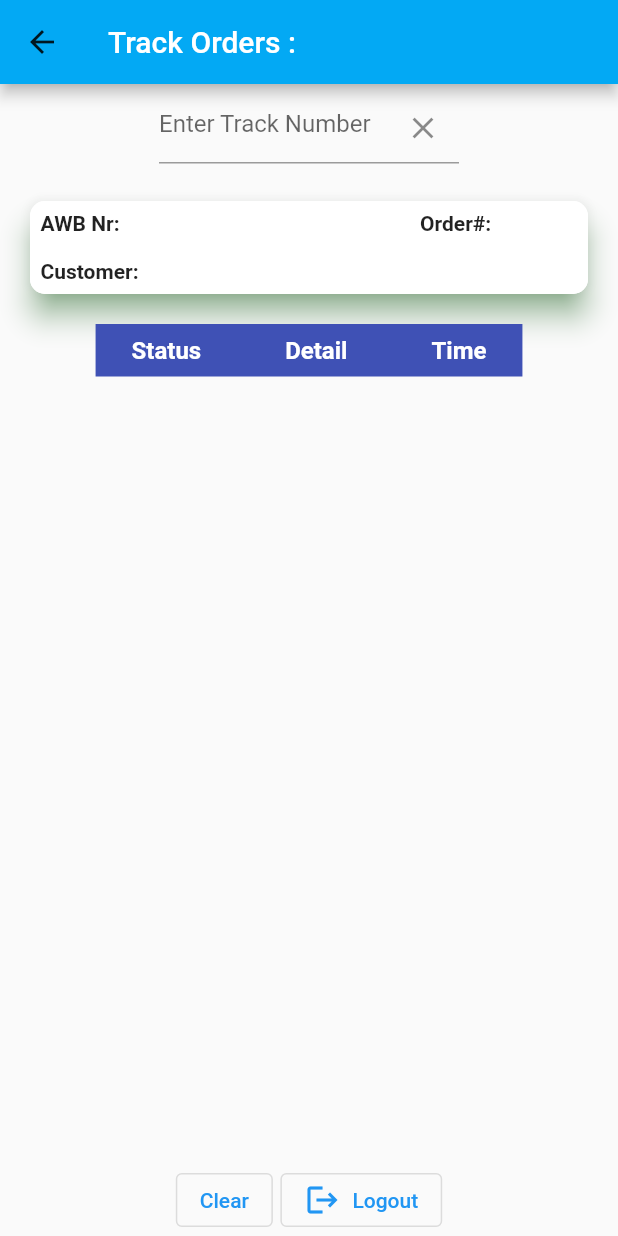
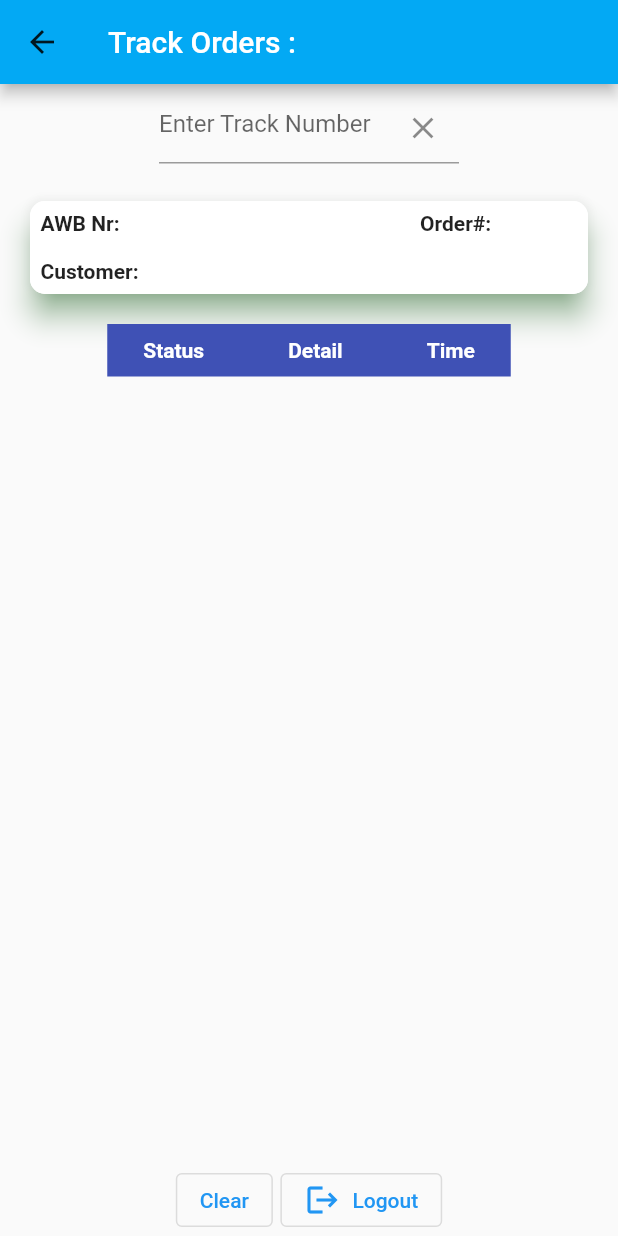
Before and after one commit to subashnair/salt_track, a Flutter app: the Tracker screen opened directly with empty values, on a phone screen of 412 x 824 dp. Run offline on Flutter 3.47's test engine with Material 2 defaults, Android fonts, the phone set to English and light mode, and no system bars.

Commit message:
font changes

```diff
--- a/lib/constants.dart
+++ b/lib/constants.dart
@@ -2,4 +2,4 @@ import 'package:flutter/material.dart';
 
 const kPrimaryColor = Colors.lightBlue;
 const kPrimaryLightColor = Color(0xFFF1E6FF);
-const kTableHeaderTextStyle = TextStyle(fontWeight: FontWeight.bold , fontSize:16.0,);
+const kTableHeaderTextStyle = TextStyle(fontWeight: FontWeight.bold , fontSize:14.0,);
--- a/lib/pages/track_trace.dart
+++ b/lib/pages/track_trace.dart
@@ -84,9 +84,12 @@ class _TrackerState extends State<Tracker> {
                     return null; // Use default value for other states and odd rows.
                   }),
               cells: <DataCell>[
-                DataCell(SizedBox(width:  58,child: Text(order.statuses![index].status))),
-                DataCell(SizedBox(width: 100,child: Text(order.statuses![index].detail))),
-                DataCell(SizedBox(width:  70,child: Text(DateFormat.yMd().add_jm().format(order.statuses![index].timeStamp)))),
+                DataCell(SizedBox(width:  60,child: Text(order.statuses![index].status,
+                  style: const TextStyle(fontSize: 11 ), ))),
+                DataCell(SizedBox(width: 100,child: Text(order.statuses![index].detail,
+                  style: const TextStyle(fontSize: 10 ), ))),
+                DataCell(SizedBox(width:  70,child: Text(DateFormat.yMd().add_jm().format(order.statuses![index].timeStamp),
+                  style: const TextStyle(fontSize: 11 ), ))),
               ]
           ),
         );
@@ -143,10 +146,10 @@ class _TrackerState extends State<Tracker> {
                     children: [
                       TableRow(
                         children: [
-                          TableCell(child: Text('AWB Nr:', style: TextStyle (fontWeight:FontWeight.bold))),
-                          TableCell(child: Text(this.awb_nr)),
-                          TableCell(child: Text('Order#:', style: TextStyle (fontWeight:FontWeight.bold))),
-                          TableCell(child: Text(this.order_num))
+                          TableCell(child: Text('AWB Nr:', style: TextStyle (fontWeight:FontWeight.bold,fontSize: 14))),
+                          TableCell(child: Text(this.awb_nr, style: TextStyle(fontSize: 14))),
+                          TableCell(child: Text('Order#:', style: TextStyle (fontWeight:FontWeight.bold, fontSize: 14))),
+                          TableCell(child: Text(this.order_num, style: TextStyle(fontSize: 14)))
                         ]
                       ),
                       TableRow(
```
Also changed, not shown: 1 other file.
